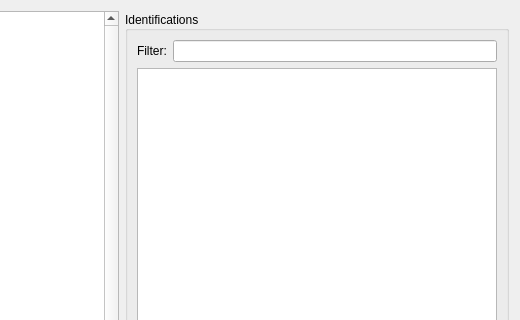
Above: src/fort/studio/workspace/IdentificationWorkspace.ui from formicidae-tracker/studio before the change; both pictures show x 966 to 1486 and y 0 to 320 of the 1486 by 652 pixel window. Below: the same form after it.
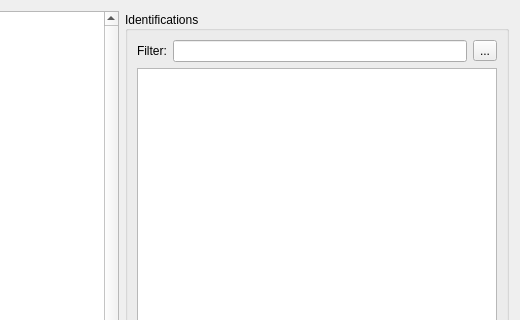
That is the form after the change. Icons and pictures are not drawn. Custom widgets are drawn as their Qt base class.

Diff of the .ui file:
```diff
--- a/src/fort/studio/workspace/IdentificationWorkspace.ui
+++ b/src/fort/studio/workspace/IdentificationWorkspace.ui
@@ -214,7 +214,9 @@
      <property name="alignment">
       <set>Qt::AlignLeading|Qt::AlignLeft|Qt::AlignVCenter</set>
      </property>
-     <layout class="QVBoxLayout" name="verticalLayout_2">
+     <layout class="QVBoxLayout" name="verticalLayout">
+      <item>
+       <layout class="QHBoxLayout" name="horizontalLayout">
       <item>
        <layout class="QFormLayout" name="formLayout">
         <item row="0" column="0">
@@ -237,6 +239,18 @@
        </layout>
       </item>
       <item>
+         <widget class="QToolButton" name="identificationButton">
+          <property name="text">
+           <string>...</string>
+          </property>
+          <property name="icon">
+           <iconset theme="list-remove"/>
+          </property>
+         </widget>
+        </item>
+       </layout>
+      </item>
+      <item>
        <widget class="QTableView" name="identificationView">
         <property name="sizePolicy">
          <sizepolicy hsizetype="Maximum" vsizetype="Expanding">
```
Left out of the diff: 14 changed lines with no effect on the pictures. Lines whose indentation alone changed are shown as unchanged.
